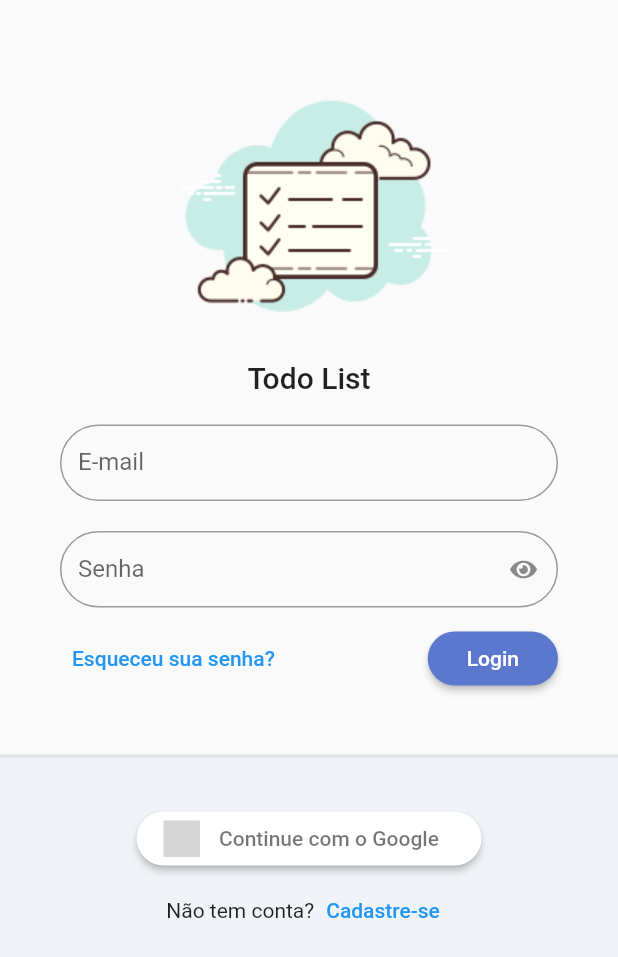
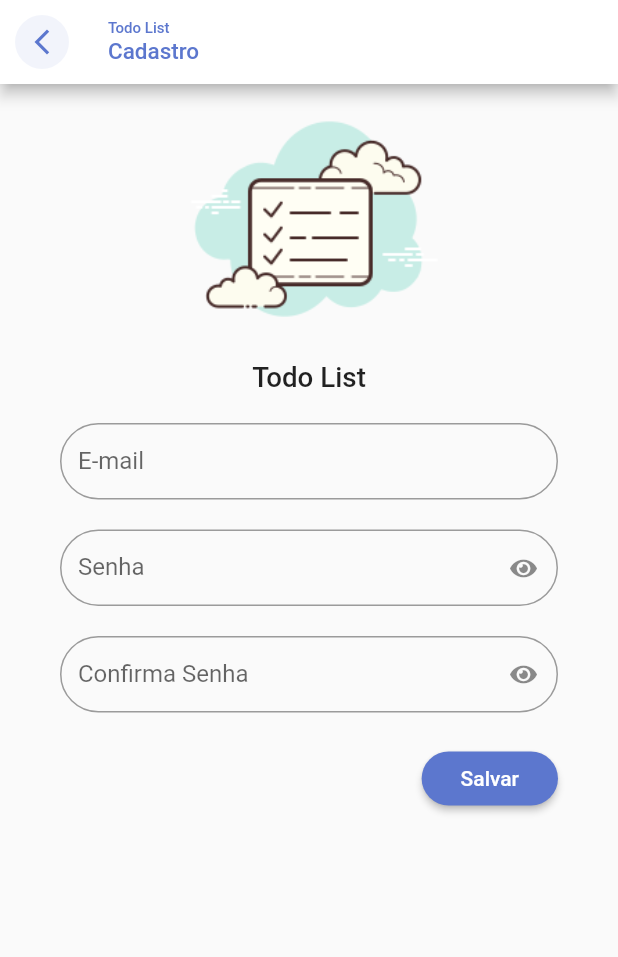
Before and after one commit to aspiregeovani/TodoList, a Flutter app: the screen it shows after launch, after a tap on "Cadastre-se", on a phone screen of 412 x 824 dp. Shown: the top 957 px of the screen. Run offline on Flutter 3.47's test engine with Material 2 defaults, Android fonts, the phone set to English and light mode, and no system bars; our stand-ins replace flutter_signin_button, google_fonts, sqflite, sqflite_common, synchronized; accounts and stored records are empty; Roboto replaces fonts that are missing (Mandali); grey boxes are pictures that could not be loaded.

Commit message:
Construindo layout de tela de cadastro

```diff
--- a/lib/app/modules/auth/auth_module.dart
+++ b/lib/app/modules/auth/auth_module.dart
@@ -1,5 +1,7 @@
 import 'package:provider/provider.dart';
 import 'package:todo_list_provider/app/core/modules/todo_list_module.dart';
+import 'package:todo_list_provider/app/modules/auth/register/register_controller.dart';
+import 'package:todo_list_provider/app/modules/auth/register/register_page.dart';
 import 'login/login_controller.dart';
 import 'login/login_page.dart';
 
@@ -10,9 +12,13 @@ class AuthModule extends TodoListModule {
             ChangeNotifierProvider(
               create: (_) => LoginController(),
             ),
+            ChangeNotifierProvider(
+              create: (_) => RegisterController(),
+            )
           ],
           routers: {
             '/login': (context) => LoginPage(),
+            '/register': (context) => RegisterPage(),
           },
         );
 }
--- a/lib/app/modules/auth/login/login_page.dart
+++ b/lib/app/modules/auth/login/login_page.dart
@@ -95,7 +95,9 @@ class LoginPage extends StatelessWidget {
                             children: [
                               Text('Não tem conta?'),
                               TextButton(
-                                onPressed: () {},
+                                onPressed: () {
+                                  Navigator.of(context).pushNamed('/register');
+                                },
                                 child: Text('Cadastre-se'),
                               )
                             ],
--- /dev/null
+++ b/lib/app/modules/auth/register/register_controller.dart
@@ -0,0 +1,3 @@
+import 'package:flutter/material.dart';
+
+class RegisterController extends ChangeNotifier {}
--- /dev/null
+++ b/lib/app/modules/auth/register/register_page.dart
@@ -0,0 +1,90 @@
+import 'package:flutter/material.dart';
+import 'package:todo_list_provider/app/core/ui/theme_extensions.dart';
+import 'package:todo_list_provider/app/core/widget/todo_list_field.dart';
+import 'package:todo_list_provider/app/core/widget/todo_list_logo.dart';
+
+class RegisterPage extends StatelessWidget {
+  const RegisterPage({Key? key}) : super(key: key);
+
+  @override
+  Widget build(BuildContext context) {
+    return Scaffold(
+      appBar: AppBar(
+        backgroundColor: Colors.white,
+        title: Column(
+          crossAxisAlignment: CrossAxisAlignment.start,
+          children: [
+            Text(
+              'Todo List',
+              style: TextStyle(fontSize: 10, color: context.primaryColor),
+            ),
+            Text('Cadastro',
+                style: TextStyle(fontSize: 15, color: context.primaryColor)),
+          ],
+        ),
+        automaticallyImplyLeading: false,
+        leading: IconButton(
+          onPressed: () => Navigator.pop(context),
+          icon: ClipOval(
+            child: Container(
+              color: context.primaryColor.withAlpha(20),
+              padding: const EdgeInsets.all(8),
+              child: Icon(
+                Icons.arrow_back_ios_new_outlined,
+                size: 20,
+                color: context.primaryColor,
+              ),
+            ),
+          ),
+        ),
+      ),
+      body: ListView(
+        children: [
+          Container(
+            height: MediaQuery.of(context).size.width * .5,
+            child: FittedBox(
+              child: TodoListLogo(),
+              fit: BoxFit.fitHeight,
+            ),
+          ),
+          Padding(
+            padding: const EdgeInsets.symmetric(horizontal: 40, vertical: 20),
+            child: Form(
+              child: Column(
+                children: [
+                  TodoListField(label: 'E-mail'),
+                  SizedBox(height: 20),
+                  TodoListField(
+                    label: 'Senha',
+                    obscureText: true,
+                  ),
+                  SizedBox(height: 20),
+                  TodoListField(
+                    label: 'Confirma Senha',
+                    obscureText: true,
+                  ),
+                  SizedBox(height: 20),
+                  Align(
+                    alignment: Alignment.bottomRight,
+                    child: ElevatedButton(
+                      onPressed: () {},
+                      child: Padding(
+                        padding: const EdgeInsets.all(10.0),
+                        child: Text('Salvar'),
+                      ),
+                      style: ElevatedButton.styleFrom(
+                        shape: RoundedRectangleBorder(
+                          borderRadius: BorderRadius.circular(20),
+                        ),
+                      ),
+                    ),
+                  )
+                ],
+              ),
+            ),
+          )
+        ],
+      ),
+    );
+  }
+}
```
